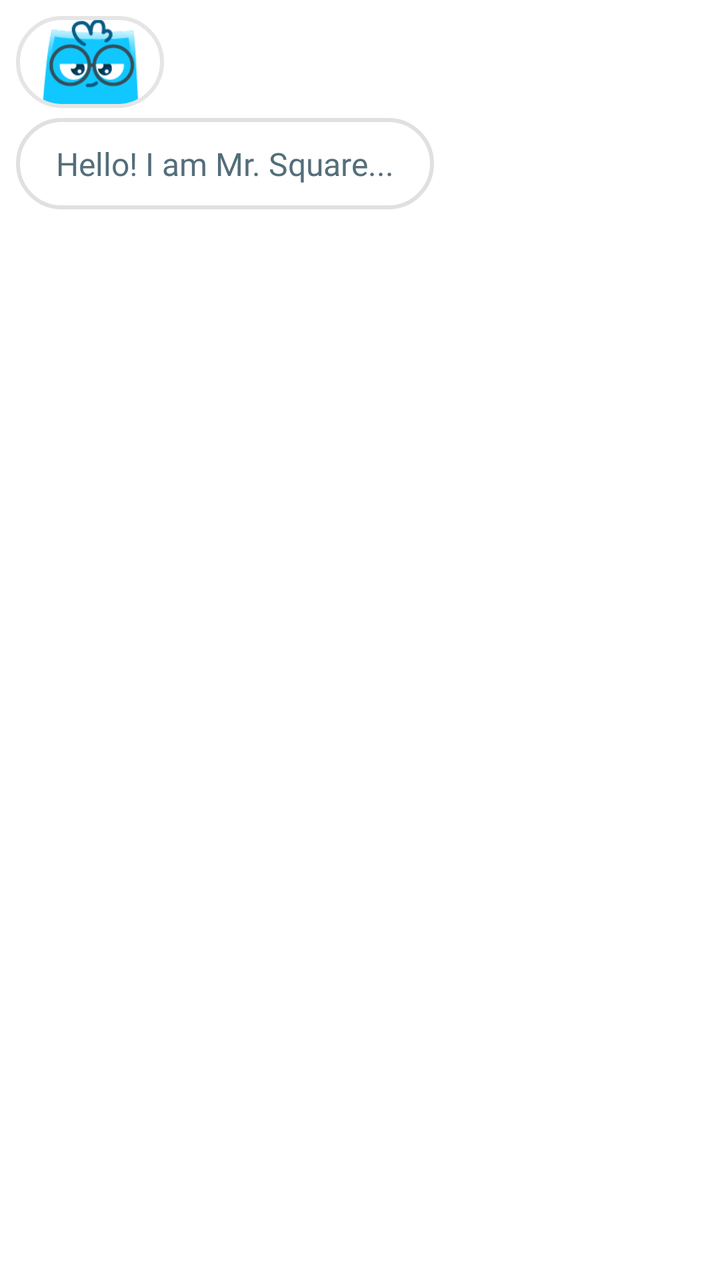
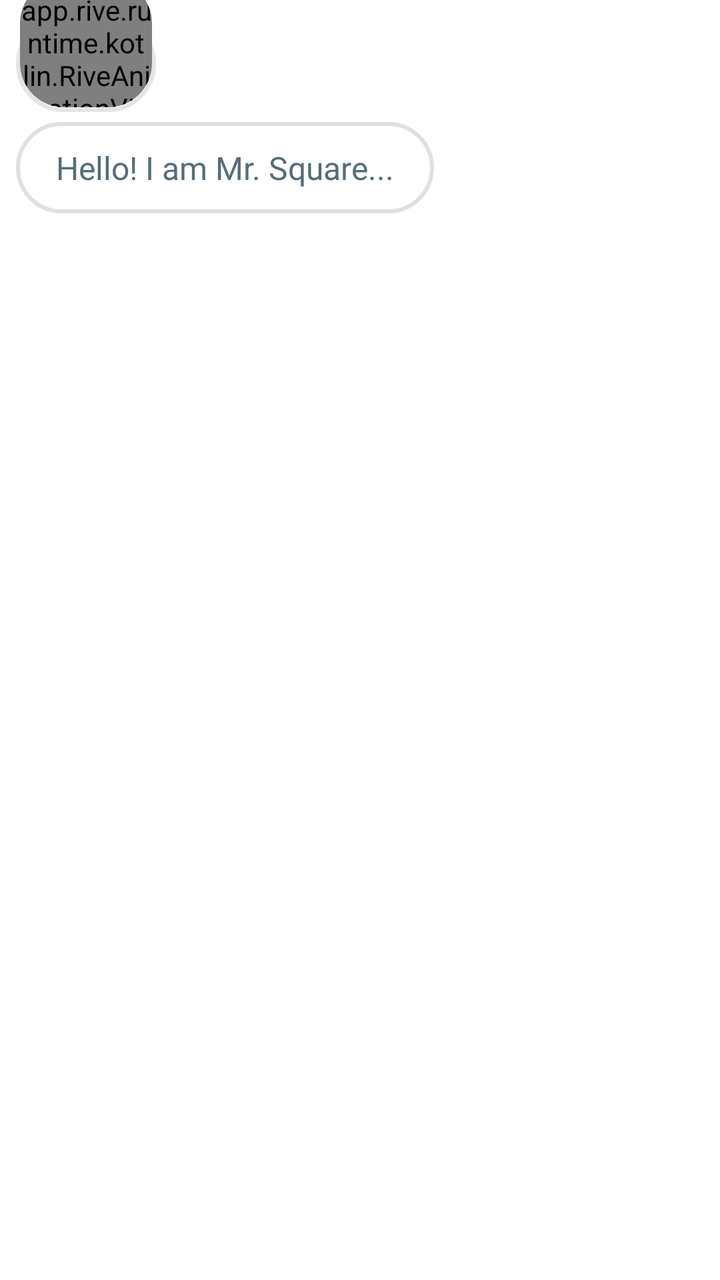

The first picture is an Android layout as it rendered before a commit; the second is the same layout after the commit. The layout source and the unified diff follow.
<!-- AndroidManifest.xml: application theme Theme.Tetragon -->
<!-- res/layout/item_chat_ai.xml -->
<?xml version="1.0" encoding="utf-8"?>
<LinearLayout xmlns:android="http://schemas.android.com/apk/res/android"
    xmlns:app="http://schemas.android.com/apk/res-auto"
    android:layout_width="match_parent"
    android:layout_height="wrap_content"
    android:orientation="vertical"
    android:padding="8dp">

    <androidx.constraintlayout.widget.ConstraintLayout
        android:id="@+id/chatContainer"
        android:layout_width="wrap_content"
        android:layout_height="wrap_content"
        android:background="@drawable/custom_background"
        android:padding="2dp">

        <androidx.cardview.widget.CardView
            android:layout_width="70dp"
            android:layout_height="42dp"
            app:cardBackgroundColor="@android:color/transparent"
            app:cardCornerRadius="25dp"
            app:cardElevation="0dp"
            app:cardPreventCornerOverlap="false"
            app:layout_constraintBottom_toBottomOf="parent"
            app:layout_constraintEnd_toEndOf="parent"
            app:layout_constraintStart_toStartOf="parent"
            app:layout_constraintTop_toTopOf="parent">

            <ImageView
                android:id="@+id/chat"
                android:layout_width="match_parent"
                android:layout_height="match_parent"
                android:paddingLeft="3dp"
                android:paddingRight="5dp"
                android:scaleType="centerCrop"
                android:src="@drawable/chat_mr_square" />

        </androidx.cardview.widget.CardView>

    </androidx.constraintlayout.widget.ConstraintLayout>

    <TextView
        android:id="@+id/tvMessage"
        android:layout_width="wrap_content"
        android:layout_height="wrap_content"
        android:maxWidth="280dp"
        android:layout_marginTop="5dp"
        android:background="@drawable/chat_bubble_ai"
        android:fontFamily="@font/inter_medium"
        android:paddingTop="12dp"
        android:paddingBottom="12dp"
        android:paddingRight="20dp"
        android:paddingLeft="20dp"
        android:text="Hello! I am Mr. Square..."
        android:textColor="#546E7A"
        android:textSize="16sp" />

</LinearLayout>
<!-- resources referenced by this layout -->
<resources>
  <!-- drawable chat_bubble_ai (drawable) -->
  <?xml version="1.0" encoding="utf-8"?>
  <shape xmlns:android="http://schemas.android.com/apk/res/android">
      <stroke android:width="2dp" android:color="#E0E0E0" />
      <solid android:color="#FFFFFF" />
      <corners android:radius="24dp" />
  </shape>
  <!-- drawable chat_mr_square: png bitmap (drawable, 6576 bytes) -->
  <!-- drawable custom_background (drawable) -->
  <?xml version="1.0" encoding="utf-8"?>
  <shape xmlns:android="http://schemas.android.com/apk/res/android"
      android:shape="rectangle">
      <solid android:color="#ffffff"/>
      <stroke android:color="#e5e5e5"
          android:width="2dp"/>
      <corners android:radius="40dp"/>
  </shape>
  <style name="Theme.Tetragon" parent="Base.Theme.Tetragon" />
  <style name="Base.Theme.Tetragon" parent="Theme.Material3.DayNight.NoActionBar">
          <item name="android:statusBarColor">@color/white</item>
          <item name="android:navigationBarColor">@color/white</item>
          <item name="android:windowLightStatusBar">true</item>
  
          <item name="android:windowBackground">@color/white</item>
          <item name="android:colorBackground">@color/white</item>
  
          <item name="android:windowIsTranslucent">false</item>
      </style>
  <color name="white">#FFFFFFFF</color>
</resources>

<!-- the commit's change to res/layout/item_chat_ai.xml (unified diff, before → after) -->
@@ -4,35 +4,54 @@
     android:layout_width="match_parent"
     android:layout_height="wrap_content"
     android:orientation="vertical"
-    android:padding="8dp">
+    android:padding="8dp"
+    android:clipChildren="false"
+    android:clipToPadding="false">
 
     <androidx.constraintlayout.widget.ConstraintLayout
         android:id="@+id/chatContainer"
-        android:layout_width="wrap_content"
-        android:layout_height="wrap_content"
-        android:background="@drawable/custom_background"
-        android:padding="2dp">
+        android:layout_width="70dp"
+        android:layout_height="48dp"
+        android:clickable="true"
+        android:focusable="true"
+        android:clipChildren="false"
+        android:clipToPadding="false">
+
+        <View
+            android:id="@+id/pillBackground"
+            android:layout_width="match_parent"
+            android:layout_height="match_parent"
+            android:background="@drawable/custom_background"
+            app:layout_constraintBottom_toBottomOf="parent"
+            app:layout_constraintTop_toTopOf="parent" />
 
         <androidx.cardview.widget.CardView
-            android:layout_width="70dp"
-            android:layout_height="42dp"
+            android:layout_width="match_parent"
+            android:layout_height="64dp"
+            android:layout_marginStart="2dp"
+            android:layout_marginEnd="2dp"
+            android:layout_marginBottom="2.5dp"
+            android:clickable="false"
+            android:focusable="false"
             app:cardBackgroundColor="@android:color/transparent"
-            app:cardCornerRadius="25dp"
+            app:cardCornerRadius="22dp"
             app:cardElevation="0dp"
             app:cardPreventCornerOverlap="false"
             app:layout_constraintBottom_toBottomOf="parent"
             app:layout_constraintEnd_toEndOf="parent"
-            app:layout_constraintStart_toStartOf="parent"
-            app:layout_constraintTop_toTopOf="parent">
+            app:layout_constraintStart_toStartOf="parent">
 
-            <ImageView
-                android:id="@+id/chat"
+            <app.rive.runtime.kotlin.RiveAnimationView
+                android:id="@+id/chat_mr_square_rive"
                 android:layout_width="match_parent"
-                android:layout_height="match_parent"
-                android:paddingLeft="3dp"
-                android:paddingRight="5dp"
-                android:scaleType="centerCrop"
-                android:src="@drawable/chat_mr_square" />
+                android:layout_height="64dp"
+                android:layout_marginBottom="-6dp"
+                android:layout_gravity="bottom"
+                android:clickable="false"
+                android:focusable="false"
+                app:riveAutoPlay="true"
+                app:riveResource="@raw/mr_square_chat"
+                app:riveStateMachine="State Machine 1" />
 
         </androidx.cardview.widget.CardView>
 
<!-- resource entries referenced after the edit -->
@@ -7,7 +7,6 @@
       <solid android:color="#FFFFFF" />
       <corners android:radius="24dp" />
   </shape>
-  <!-- drawable chat_mr_square: png bitmap (drawable, 6576 bytes) -->
   <!-- drawable custom_background (drawable) -->
   <?xml version="1.0" encoding="utf-8"?>
   <shape xmlns:android="http://schemas.android.com/apk/res/android"
